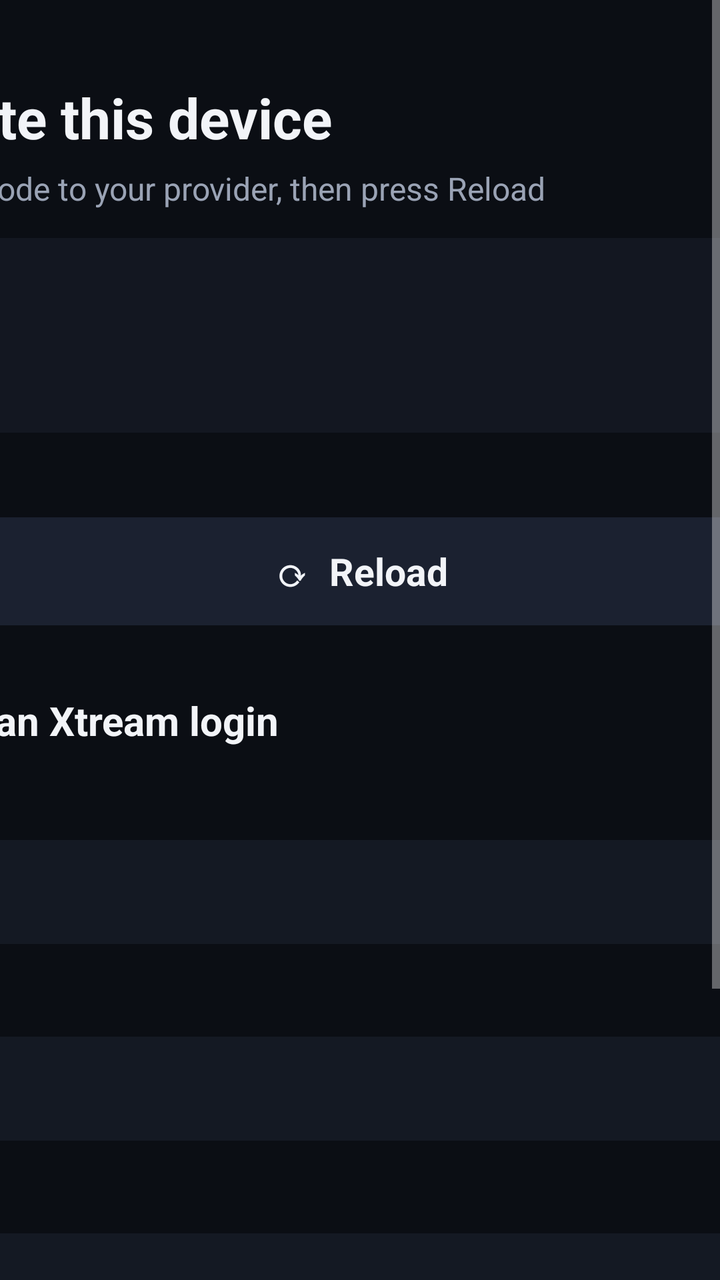
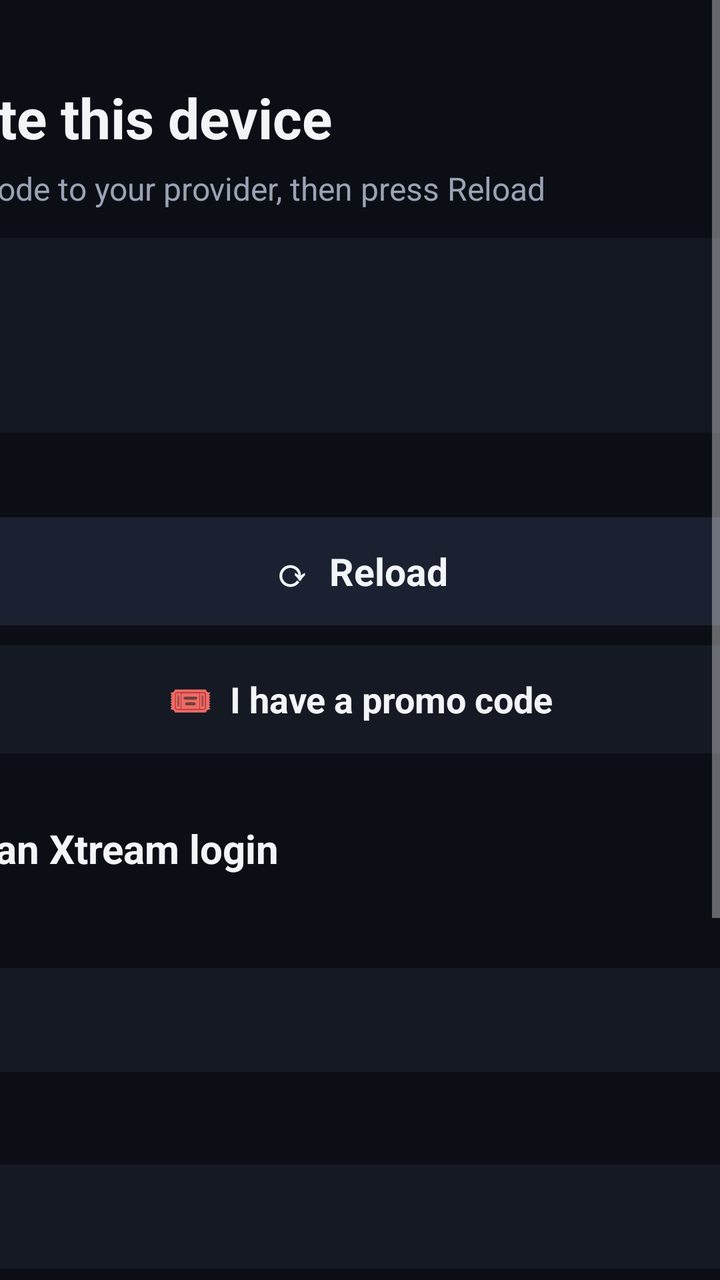

Two renders of the same Android screen: before a commit and after it. Below are the layout's source before the change and the commit's diff.
<!-- AndroidManifest.xml: application theme AppTheme -->
<!-- res/layout/activity_setup.xml -->
<?xml version="1.0" encoding="utf-8"?>
<ScrollView xmlns:android="http://schemas.android.com/apk/res/android"
    android:layout_width="match_parent" android:layout_height="match_parent" android:background="@color/bg">
    <LinearLayout android:layout_width="520dp" android:layout_height="wrap_content" android:layout_gravity="center_horizontal"
        android:orientation="vertical" android:paddingTop="40dp" android:paddingBottom="40dp">
        <TextView android:layout_width="wrap_content" android:layout_height="wrap_content" android:text="Activate this device"
            android:textSize="28sp" android:textStyle="bold"/>
        <TextView android:layout_width="wrap_content" android:layout_height="wrap_content" android:layout_marginTop="6dp"
            android:text="Send this code to your provider, then press Reload" android:textColor="@color/text2" android:textSize="16sp"/>
        <TextView android:id="@+id/code" android:layout_width="match_parent" android:layout_height="wrap_content"
            android:layout_marginTop="14dp" android:background="@drawable/panel_bg" android:gravity="center" android:padding="18dp"
            android:textColor="@color/accent" android:textSize="46sp" android:textStyle="bold" android:letterSpacing="0.12"/>
        <TextView android:id="@+id/codeStatus" android:layout_width="match_parent" android:layout_height="wrap_content"
            android:layout_marginTop="8dp" android:gravity="center" android:textColor="@color/text2" android:textSize="15sp"/>
        <TextView android:id="@+id/reload" android:layout_width="match_parent" android:layout_height="54dp"
            android:layout_marginTop="14dp" android:background="@drawable/tile_bg" android:focusable="true" android:clickable="true"
            android:gravity="center" android:text="⟳  Reload" android:textSize="19sp" android:textStyle="bold"/>
        <TextView android:layout_width="wrap_content" android:layout_height="wrap_content" android:layout_marginTop="34dp"
            android:text="Or enter an Xtream login" android:textSize="20sp" android:textStyle="bold"/>
        <TextView style="@style/Label" android:text="Server"/>
        <EditText android:id="@+id/server" style="@style/Field" android:inputType="textUri"/>
        <TextView style="@style/Label" android:text="Username"/>
        <EditText android:id="@+id/user" style="@style/Field" android:inputType="text"/>
        <TextView style="@style/Label" android:text="Password"/>
        <EditText android:id="@+id/pass" style="@style/Field" android:inputType="textPassword"/>
        <TextView android:id="@+id/save" android:layout_width="match_parent" android:layout_height="54dp"
            android:layout_marginTop="28dp" android:background="@drawable/tile_bg" android:focusable="true" android:clickable="true"
            android:gravity="center" android:text="Save and load" android:textSize="19sp" android:textStyle="bold"/>
        <TextView android:id="@+id/msg" android:layout_width="match_parent" android:layout_height="wrap_content"
            android:layout_marginTop="16dp" android:gravity="center" android:textColor="@color/text2" android:textSize="16sp"/>
    </LinearLayout>
</ScrollView>
<!-- resources referenced by this layout -->
<resources>
  <color name="accent">#00D68F</color>
  <color name="bg">#0B0E14</color>
  <color name="text2">#9AA3B5</color>
  <!-- drawable panel_bg (drawable) -->
  <shape xmlns:android="http://schemas.android.com/apk/res/android"><solid android:color="#E6141923"/><corners android:radius="14dp"/></shape>
  <!-- drawable tile_bg (drawable) -->
  <selector xmlns:android="http://schemas.android.com/apk/res/android">
      <item android:state_focused="true"><shape><solid android:color="@color/accent"/><corners android:radius="22dp"/></shape></item>
      <item><shape><solid android:color="@color/panel2"/><corners android:radius="22dp"/></shape></item>
  </selector>
  <style name="Field">
          <item name="android:layout_width">match_parent</item>
          <item name="android:layout_height">52dp</item>
          <item name="android:layout_marginTop">6dp</item>
          <item name="android:background">@drawable/edit_bg</item>
          <item name="android:paddingStart">16dp</item>
          <item name="android:paddingEnd">16dp</item>
          <item name="android:textColor">@color/text</item>
          <item name="android:textSize">18sp</item>
          <item name="android:singleLine">true</item>
          <item name="android:imeOptions">actionNext</item>
      </style>
  <style name="Label">
          <item name="android:layout_width">wrap_content</item>
          <item name="android:layout_height">wrap_content</item>
          <item name="android:layout_marginTop">20dp</item>
          <item name="android:textColor">@color/text2</item>
          <item name="android:textSize">15sp</item>
      </style>
  <style name="AppTheme" parent="Theme.AppCompat.NoActionBar">
          <item name="android:windowBackground">@color/bg</item>
          <item name="android:windowFullscreen">true</item>
          <item name="colorAccent">@color/accent</item>
          <item name="android:textColor">@color/text</item>
          <item name="android:windowAnimationStyle">@style/FastScreens</item>
      </style>
  <color name="panel2">#1B2130</color>
  <!-- drawable edit_bg (drawable) -->
  <selector xmlns:android="http://schemas.android.com/apk/res/android">
      <item android:state_focused="true"><shape><solid android:color="@color/panel2"/><corners android:radius="10dp"/><stroke android:width="2dp" android:color="@color/accent"/></shape></item>
      <item><shape><solid android:color="@color/panel"/><corners android:radius="10dp"/></shape></item>
  </selector>
  <color name="text">#F2F4F8</color>
  <style name="FastScreens" parent="@android:style/Animation.Activity">
          <item name="android:activityOpenEnterAnimation">@anim/fast_in</item>
          <item name="android:activityOpenExitAnimation">@anim/stay</item>
          <item name="android:activityCloseEnterAnimation">@anim/stay</item>
          <item name="android:activityCloseExitAnimation">@anim/fast_out</item>
      </style>
  <color name="panel">#141923</color>
</resources>

<!-- the commit's change to res/layout/activity_setup.xml (unified diff, before → after) -->
@@ -15,6 +15,9 @@
         <TextView android:id="@+id/reload" android:layout_width="match_parent" android:layout_height="54dp"
             android:layout_marginTop="14dp" android:background="@drawable/tile_bg" android:focusable="true" android:clickable="true"
             android:gravity="center" android:text="⟳  Reload" android:textSize="19sp" android:textStyle="bold"/>
+        <TextView android:id="@+id/promo" android:layout_width="match_parent" android:layout_height="54dp"
+            android:layout_marginTop="10dp" android:background="@drawable/item_bg" android:focusable="true" android:clickable="true"
+            android:gravity="center" android:text="🎟  I have a promo code" android:textSize="18sp" android:textStyle="bold"/>
         <TextView android:layout_width="wrap_content" android:layout_height="wrap_content" android:layout_marginTop="34dp"
             android:text="Or enter an Xtream login" android:textSize="20sp" android:textStyle="bold"/>
         <TextView style="@style/Label" android:text="Server"/>
<!-- resource entries referenced after the edit -->
@@ -3,6 +3,12 @@
   <color name="accent">#00D68F</color>
   <color name="bg">#0B0E14</color>
   <color name="text2">#9AA3B5</color>
+  <!-- drawable item_bg (drawable) -->
+  <selector xmlns:android="http://schemas.android.com/apk/res/android">
+      <item android:state_focused="true"><shape><solid android:color="@color/focus"/><corners android:radius="10dp"/></shape></item>
+      <item android:state_activated="true"><shape><solid android:color="@color/panel2"/><corners android:radius="10dp"/><stroke android:width="2dp" android:color="@color/accent"/></shape></item>
+      <item><shape><solid android:color="@color/panel"/><corners android:radius="10dp"/></shape></item>
+  </selector>
   <!-- drawable panel_bg (drawable) -->
   <shape xmlns:android="http://schemas.android.com/apk/res/android"><solid android:color="#E6141923"/><corners android:radius="14dp"/></shape>
   <!-- drawable tile_bg (drawable) -->
@@ -36,6 +42,7 @@
           <item name="android:textColor">@color/text</item>
           <item name="android:windowAnimationStyle">@style/FastScreens</item>
       </style>
+  <color name="focus">#F2F4F8</color>
   <color name="panel2">#1B2130</color>
   <!-- drawable edit_bg (drawable) -->
   <selector xmlns:android="http://schemas.android.com/apk/res/android">
